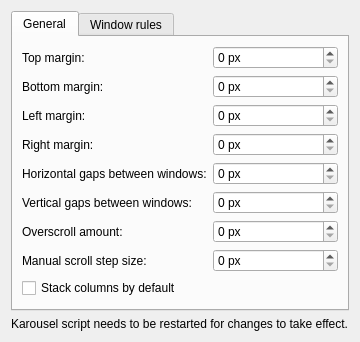
This is package/contents/ui/config.ui in peterfajdiga/karousel as Qt 5 draws it before an edit. The edited form follows.
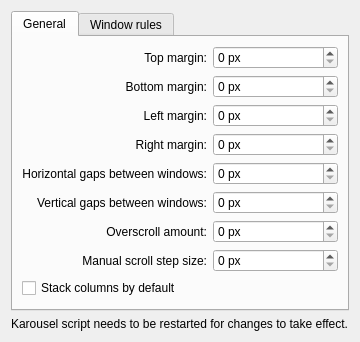
This is the edited form.

Commit message: config.ui: align labels to the right

The edit to the form file:
```diff
--- a/package/contents/ui/config.ui
+++ b/package/contents/ui/config.ui
@@ -21,6 +21,9 @@
                                     <property name="text">
                                         <string>Top margin:</string>
                                     </property>
+                                    <property name="alignment">
+                                        <set>Qt::AlignRight|Qt::AlignTrailing|Qt::AlignVCenter</set>
+                                    </property>
                                 </widget>
                             </item>
                             <item row="0" column="1">
@@ -42,6 +45,9 @@
                                     <property name="text">
                                         <string>Bottom margin:</string>
                                     </property>
+                                    <property name="alignment">
+                                        <set>Qt::AlignRight|Qt::AlignTrailing|Qt::AlignVCenter</set>
+                                    </property>
                                 </widget>
                             </item>
                             <item row="1" column="1">
@@ -63,6 +69,9 @@
                                     <property name="text">
                                         <string>Left margin:</string>
                                     </property>
+                                    <property name="alignment">
+                                        <set>Qt::AlignRight|Qt::AlignTrailing|Qt::AlignVCenter</set>
+                                    </property>
                                 </widget>
                             </item>
                             <item row="2" column="1">
@@ -84,6 +93,9 @@
                                     <property name="text">
                                         <string>Right margin:</string>
                                     </property>
+                                    <property name="alignment">
+                                        <set>Qt::AlignRight|Qt::AlignTrailing|Qt::AlignVCenter</set>
+                                    </property>
                                 </widget>
                             </item>
                             <item row="3" column="1">
@@ -105,6 +117,9 @@
                                     <property name="text">
                                         <string>Horizontal gaps between windows:</string>
                                     </property>
+                                    <property name="alignment">
+                                        <set>Qt::AlignRight|Qt::AlignTrailing|Qt::AlignVCenter</set>
+                                    </property>
                                 </widget>
                             </item>
                             <item row="4" column="1">
@@ -126,6 +141,9 @@
                                     <property name="text">
                                         <string>Vertical gaps between windows:</string>
                                     </property>
+                                    <property name="alignment">
+                                        <set>Qt::AlignRight|Qt::AlignTrailing|Qt::AlignVCenter</set>
+                                    </property>
                                 </widget>
                             </item>
                             <item row="5" column="1">
@@ -147,6 +165,9 @@
                                     <property name="text">
                                         <string>Overscroll amount:</string>
                                     </property>
+                                    <property name="alignment">
+                                        <set>Qt::AlignRight|Qt::AlignTrailing|Qt::AlignVCenter</set>
+                                    </property>
                                 </widget>
                             </item>
                             <item row="6" column="1">
@@ -168,6 +189,9 @@
                                     <property name="text">
                                         <string>Manual scroll step size:</string>
                                     </property>
+                                    <property name="alignment">
+                                        <set>Qt::AlignRight|Qt::AlignTrailing|Qt::AlignVCenter</set>
+                                    </property>
                                 </widget>
                             </item>
                             <item row="7" column="1">
```
